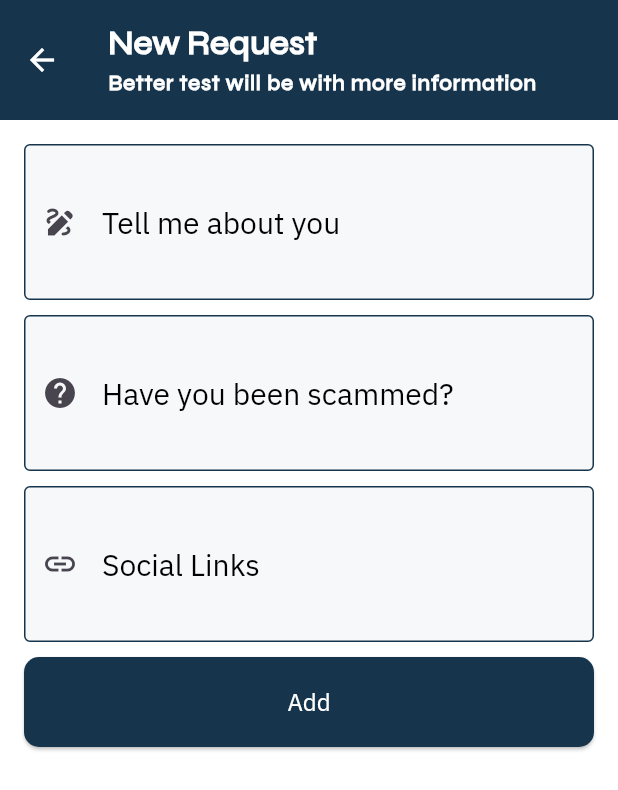
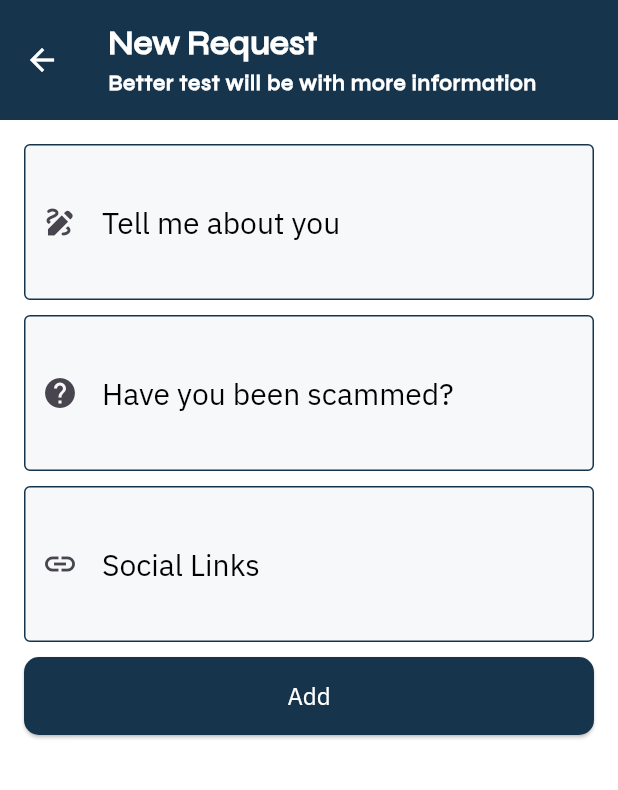
Before and after one commit to yousifdahabra/aegis-ai-app, a Flutter app: the AddExpertRequest screen opened directly, on a phone screen of 412 x 824 dp. Shown: the top 790 px of the screen. Run offline on Flutter 3.47's test engine with Material 3 defaults, Android fonts, the phone set to English and light mode, and no system bars; our stand-ins replace animate_do, bloc, dio, equatable, flutter_bloc, flutter_secure_storage and 1 more; accounts and stored records are empty; network calls fail.

Commit message:
App - update CustomButton update style

```diff
--- a/lib/common_widget/custom_button.dart
+++ b/lib/common_widget/custom_button.dart
@@ -14,9 +14,9 @@ class CustomButton extends StatelessWidget {
 
   ButtonStyle _buildButtonStyle() {
     return ElevatedButton.styleFrom(
-      backgroundColor: Color(0xFF16354D),
+      backgroundColor: const Color(0xFF16354D),
       padding:
-          padding ?? const EdgeInsets.symmetric(horizontal: 135, vertical: 20),
+          padding ?? const EdgeInsets.symmetric(horizontal: 24, vertical: 16),
       shape: RoundedRectangleBorder(
         borderRadius: BorderRadius.circular(10.0),
       ),
@@ -28,9 +28,13 @@ class CustomButton extends StatelessWidget {
     return ElevatedButton(
       style: _buildButtonStyle(),
       onPressed: onPressed,
-      child: Text(
-        text,
-        style: Theme.of(context).textTheme.displaySmall,
+      child: FittedBox(
+        fit: BoxFit.scaleDown,
+        child: Text(
+          text,
+          style: Theme.of(context).textTheme.displaySmall,
+          textAlign: TextAlign.center,
+        ),
       ),
     );
   }
```
